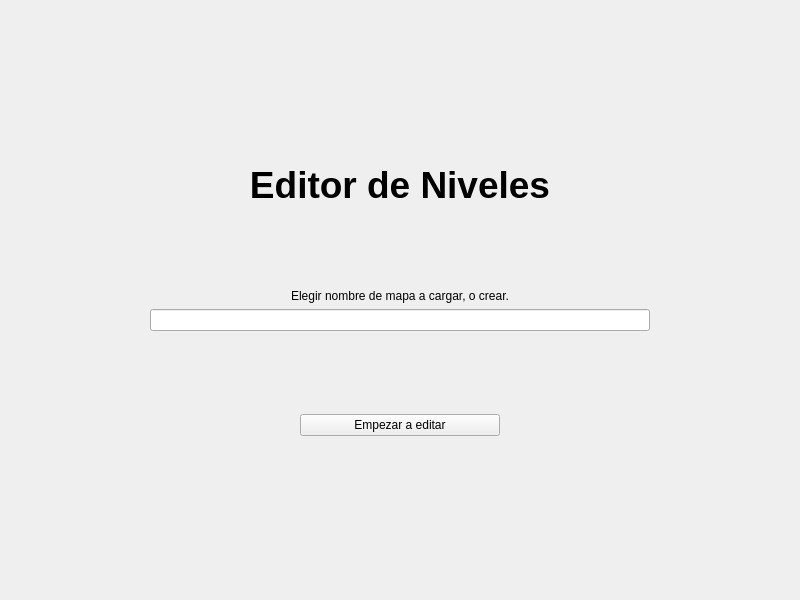
Qt form src/editor_niveles/mainwindow.ui (Hernandsv01/taller-grupal) before a commit.
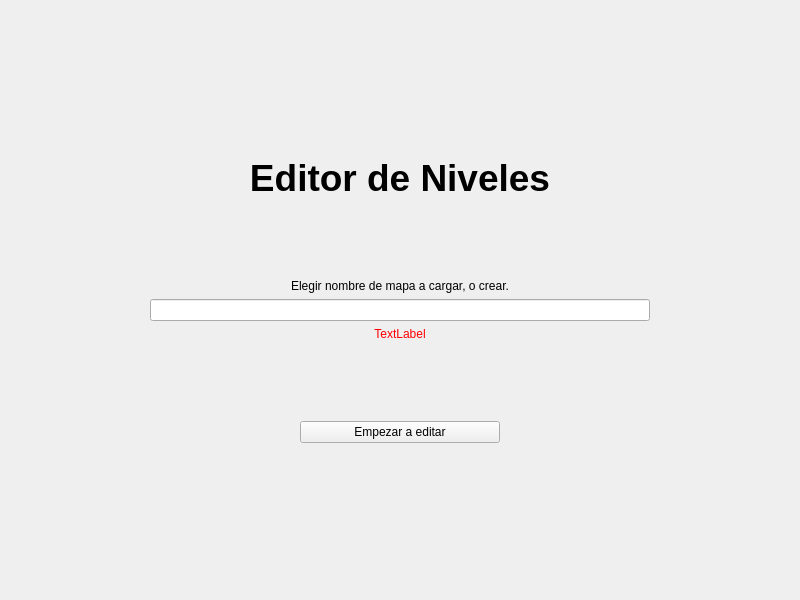
The same form after that commit.

Commit message: Ahora se pueden crear y cargar mapas nuevos

Patch:
```diff
--- a/src/editor_niveles/mainwindow.ui
+++ b/src/editor_niveles/mainwindow.ui
@@ -128,6 +128,53 @@
                                         </item>
                                     </layout>
                                 </item>
+                                <item>
+                                    <widget class="QLabel" name="textErrorBeginToEdit">
+                                        <property name="palette">
+                                            <palette>
+                                                <active>
+                                                    <colorrole role="WindowText">
+                                                        <brush brushstyle="SolidPattern">
+                                                            <color alpha="255">
+                                                                <red>255</red>
+                                                                <green>0</green>
+                                                                <blue>0</blue>
+                                                            </color>
+                                                        </brush>
+                                                    </colorrole>
+                                                </active>
+                                                <inactive>
+                                                    <colorrole role="WindowText">
+                                                        <brush brushstyle="SolidPattern">
+                                                            <color alpha="255">
+                                                                <red>255</red>
+                                                                <green>0</green>
+                                                                <blue>0</blue>
+                                                            </color>
+                                                        </brush>
+                                                    </colorrole>
+                                                </inactive>
+                                                <disabled>
+                                                    <colorrole role="WindowText">
+                                                        <brush brushstyle="SolidPattern">
+                                                            <color alpha="255">
+                                                                <red>190</red>
+                                                                <green>190</green>
+                                                                <blue>190</blue>
+                                                            </color>
+                                                        </brush>
+                                                    </colorrole>
+                                                </disabled>
+                                            </palette>
+                                        </property>
+                                        <property name="text">
+                                            <string>TextLabel</string>
+                                        </property>
+                                        <property name="alignment">
+                                            <set>Qt::AlignCenter</set>
+                                        </property>
+                                    </widget>
+                                </item>
                                 <item>
                                     <spacer name="verticalSpacer_4">
                                         <property name="orientation">
```
The commit also changes 2 other files.
